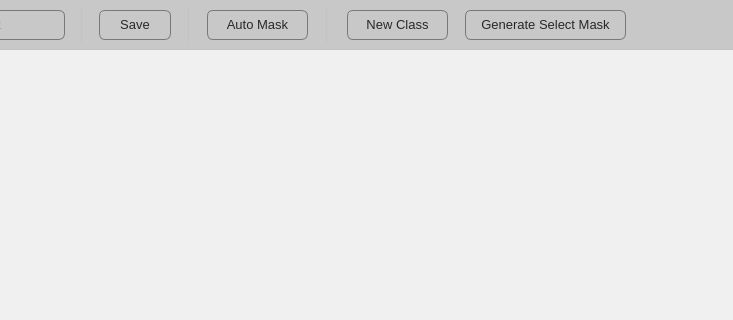
Old version of the form main_structure.ui in the repository KatouMegumii/easy-to-segment; both pictures show x 145 to 878 and y 0 to 320 of the 1000 by 600 pixel window.
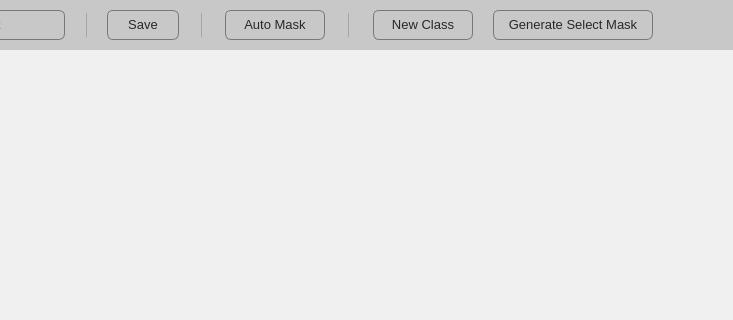
New version of the form. Icons and pictures are not drawn.

The edit to the form file:
```diff
--- a/main_structure.ui
+++ b/main_structure.ui
@@ -70,7 +70,7 @@
       </rect>
      </property>
      <property name="styleSheet">
-      <string notr="true">border-bottom: 0.5px solid rgba(194, 194, 194, 200)</string>
+      <string notr="true"/>
      </property>
      <property name="frameShape">
       <enum>QFrame::StyledPanel</enum>
@@ -111,8 +111,8 @@
      </property>
      <property name="iconSize">
       <size>
-       <width>20</width>
-       <height>20</height>
+       <width>18</width>
+       <height>18</height>
       </size>
      </property>
     </widget>
@@ -185,14 +185,14 @@
     <widget class="QFrame" name="frame_top_divide1">
      <property name="geometry">
       <rect>
-       <x>225</x>
-       <y>7</y>
+       <x>230</x>
+       <y>13</y>
        <width>2</width>
-       <height>36</height>
+       <height>24</height>
       </rect>
      </property>
      <property name="styleSheet">
-      <string notr="true">border-right: 1px solid rgba(194, 194, 194, 200)</string>
+      <string notr="true">border-right: 1px solid rgba(160, 160, 160,220)</string>
      </property>
      <property name="frameShape">
       <enum>QFrame::StyledPanel</enum>
@@ -204,9 +204,9 @@
     <widget class="QPushButton" name="button_new_class">
      <property name="geometry">
       <rect>
-       <x>492</x>
+       <x>518</x>
        <y>10</y>
-       <width>101</width>
+       <width>100</width>
        <height>30</height>
       </rect>
      </property>
@@ -253,14 +253,14 @@
     <widget class="QFrame" name="frame_top_divide3">
      <property name="geometry">
       <rect>
-       <x>470</x>
-       <y>7</y>
+       <x>492</x>
+       <y>13</y>
        <width>2</width>
-       <height>36</height>
+       <height>24</height>
       </rect>
      </property>
      <property name="styleSheet">
-      <string notr="true">border-right: 1px solid rgba(194, 194, 194, 200)</string>
+      <string notr="true">border-right: 1px solid rgba(160, 160, 160, 220)</string>
      </property>
      <property name="frameShape">
       <enum>QFrame::StyledPanel</enum>
@@ -272,9 +272,9 @@
     <widget class="QPushButton" name="button_generate_mask">
      <property name="geometry">
       <rect>
-       <x>610</x>
+       <x>638</x>
        <y>10</y>
-       <width>161</width>
+       <width>160</width>
        <height>30</height>
       </rect>
      </property>
@@ -321,7 +321,7 @@
     <widget class="QPushButton" name="button_save">
      <property name="geometry">
       <rect>
-       <x>244</x>
+       <x>252</x>
        <y>10</y>
        <width>72</width>
        <height>30</height>
@@ -370,14 +370,14 @@
     <widget class="QFrame" name="frame_top_divide2">
      <property name="geometry">
       <rect>
-       <x>332</x>
-       <y>7</y>
+       <x>345</x>
+       <y>13</y>
        <width>2</width>
-       <height>36</height>
+       <height>24</height>
       </rect>
      </property>
      <property name="styleSheet">
-      <string notr="true">border-right: 1px solid rgba(194, 194, 194, 200)</string>
+      <string notr="true">border-right: 1px solid rgba(160, 160, 160, 220)</string>
      </property>
      <property name="frameShape">
       <enum>QFrame::StyledPanel</enum>
@@ -389,9 +389,9 @@
     <widget class="QPushButton" name="button_auto_mask">
      <property name="geometry">
       <rect>
-       <x>352</x>
+       <x>370</x>
        <y>10</y>
-       <width>101</width>
+       <width>100</width>
        <height>30</height>
       </rect>
      </property>
@@ -553,7 +553,7 @@
       </rect>
      </property>
      <property name="styleSheet">
-      <string notr="true">border-right: 0.5px solid rgba(194, 194, 194, 200)</string>
+      <string notr="true">border-right: 0.5px solid rgba(180, 180, 180, 200)</string>
      </property>
      <property name="frameShape">
       <enum>QFrame::StyledPanel</enum>
```
